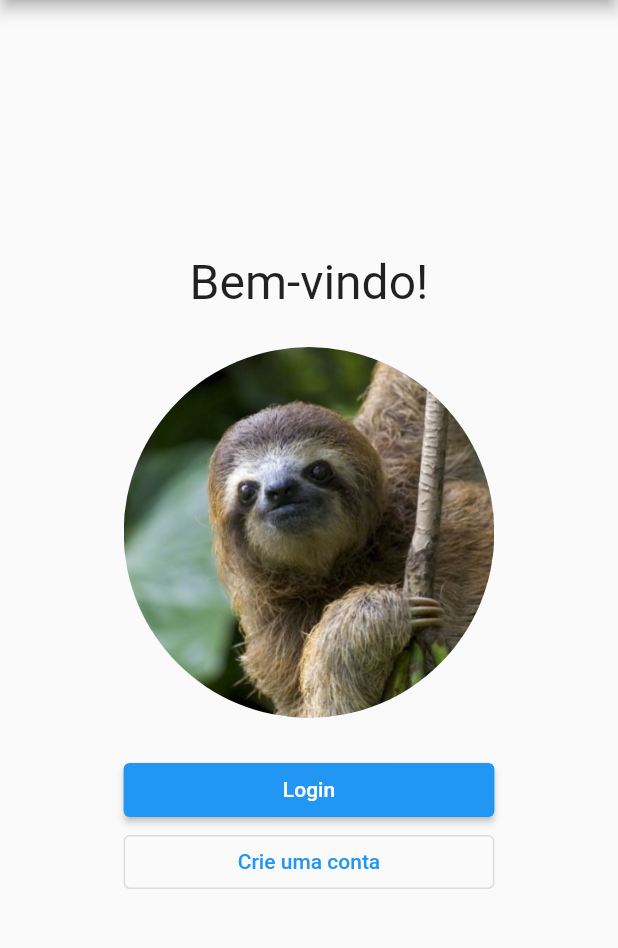
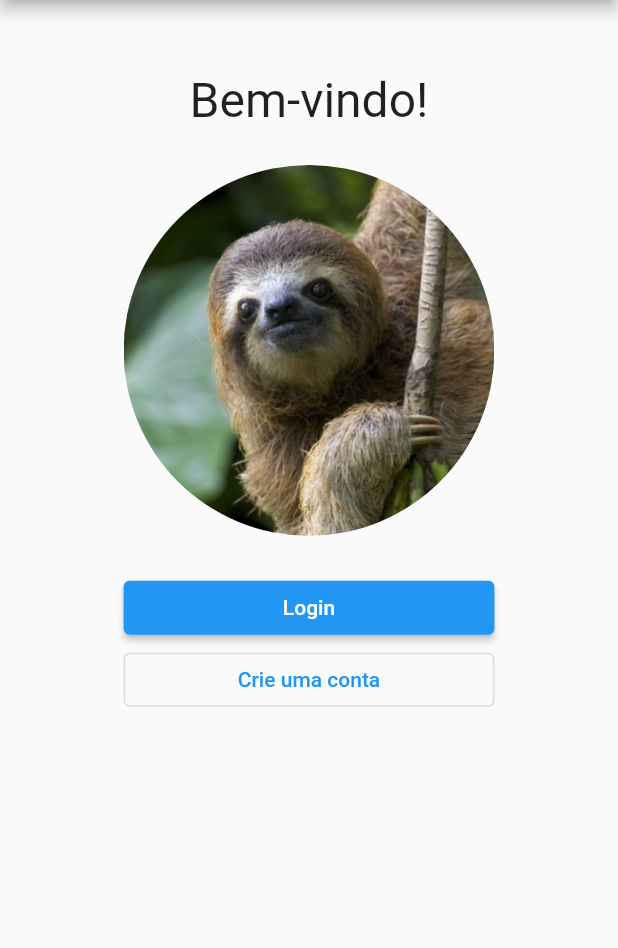
Before and after one commit to mateusvagner/foli-client-mobile, a Flutter app: the screen it shows after launch, on a phone screen of 412 x 824 dp, the part 84-1032 px from its top. Run offline on Flutter 3.47's test engine with Material 2 defaults, Android fonts, the phone set to English and light mode, and no system bars.

Commit message:
refactor: make some design improvements

```diff
--- a/lib/initial_screen.dart
+++ b/lib/initial_screen.dart
@@ -20,9 +20,12 @@ class _InitialScreenState extends State<InitialScreen> {
       ),
       body: Center(
         child: Column(
-          mainAxisAlignment: MainAxisAlignment.center,
+          mainAxisAlignment: MainAxisAlignment.start,
           crossAxisAlignment: CrossAxisAlignment.center,
           children: <Widget>[
+            const SizedBox(
+              height: 48.0,
+            ),
             const Text(
               "Bem-vindo!",
               style: TextStyle(
@@ -50,7 +53,8 @@ class _InitialScreenState extends State<InitialScreen> {
                 onPressed: () {
                   Navigator.push(
                     context,
-                    MaterialPageRoute(builder: (context) => const LoginScreen()),
+                    MaterialPageRoute(
+                        builder: (context) => const LoginScreen()),
                   );
                 },
               ),
@@ -62,7 +66,8 @@ class _InitialScreenState extends State<InitialScreen> {
                 onPressed: () {
                   Navigator.push(
                     context,
-                    MaterialPageRoute(builder: (context) => const CreateAccountScreen()),
+                    MaterialPageRoute(
+                        builder: (context) => const CreateAccountScreen()),
                   );
                 },
               ),
```
